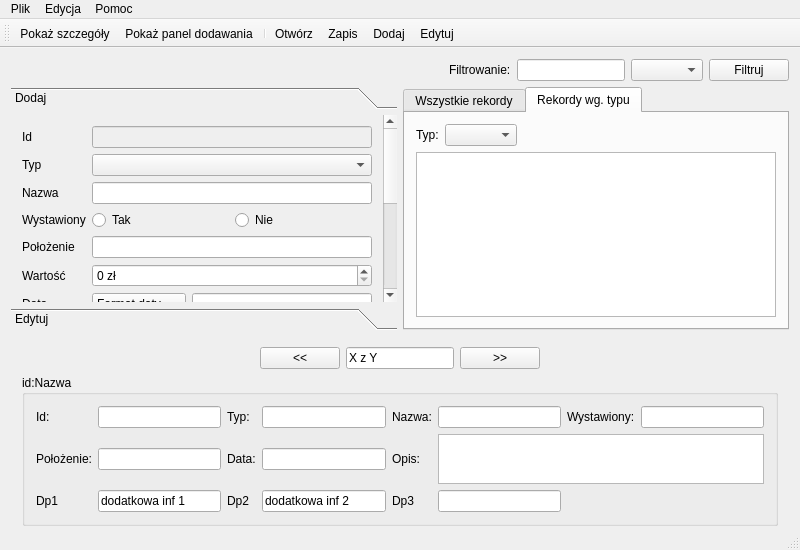
This is mainwindow.ui in bzyx/MuzeumGUI as Qt 5 draws it before an edit. The edited form follows.
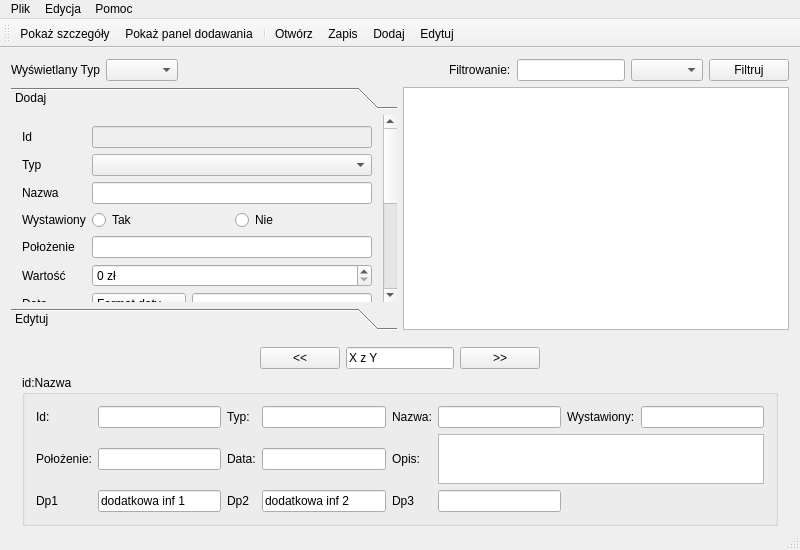
This is the edited form. The open tabs and pages were chosen to show the change. Icons and pictures are not drawn.

Commit message: Having first fun with Qt Model-View framework

```diff
--- a/mainwindow.ui
+++ b/mainwindow.ui
@@ -57,6 +57,16 @@
    <layout class="QVBoxLayout" name="verticalLayout_6">
     <item>
      <layout class="QHBoxLayout" name="horizontalLayout_6">
+      <item>
+       <widget class="QLabel" name="label">
+        <property name="text">
+         <string>Wyświetlany Typ</string>
+        </property>
+       </widget>
+      </item>
+      <item>
+       <widget class="QComboBox" name="comboBox"/>
+      </item>
       <item>
        <spacer name="horizontalSpacer_3">
         <property name="orientation">
@@ -556,74 +566,11 @@
        </widget>
       </item>
       <item>
-       <widget class="QTabWidget" name="tabWidget">
-        <property name="enabled">
-         <bool>true</bool>
-        </property>
-        <property name="focusPolicy">
-         <enum>Qt::NoFocus</enum>
-        </property>
-        <property name="tabPosition">
-         <enum>QTabWidget::North</enum>
-        </property>
-        <property name="tabShape">
-         <enum>QTabWidget::Rounded</enum>
-        </property>
-        <property name="currentIndex">
-         <number>0</number>
-        </property>
-        <widget class="QWidget" name="tab_2">
-         <attribute name="title">
-          <string>Wszystkie rekordy</string>
-         </attribute>
-         <layout class="QHBoxLayout" name="horizontalLayout_2">
-          <item>
-           <widget class="QColumnView" name="columnView"/>
-          </item>
-         </layout>
-        </widget>
-        <widget class="QWidget" name="tab">
-         <attribute name="title">
-          <string>Rekordy wg. typu</string>
-         </attribute>
-         <layout class="QHBoxLayout" name="horizontalLayout_4">
-          <item>
-           <layout class="QVBoxLayout" name="verticalLayout_2">
-            <item>
-             <layout class="QHBoxLayout" name="horizontalLayout_3">
-              <item>
-               <widget class="QLabel" name="label">
-                <property name="text">
-                 <string>Typ:</string>
-                </property>
-               </widget>
-              </item>
-              <item>
-               <widget class="QComboBox" name="comboBox"/>
-              </item>
-              <item>
-               <spacer name="horizontalSpacer">
-                <property name="orientation">
-                 <enum>Qt::Horizontal</enum>
-                </property>
-                <property name="sizeHint" stdset="0">
-                 <size>
-                  <width>40</width>
-                  <height>20</height>
-                 </size>
-                </property>
-               </spacer>
-              </item>
-             </layout>
-            </item>
-            <item>
-             <widget class="QTableView" name="tableView"/>
-            </item>
-           </layout>
-          </item>
-         </layout>
-        </widget>
-       </widget>
+       <layout class="QVBoxLayout" name="verticalLayout_2">
+        <item>
+         <widget class="QTableView" name="tableView"/>
+        </item>
+       </layout>
       </item>
      </layout>
     </item>
```
Left out of the diff: 7 changed lines with no effect on the pictures. The commit also changes 8 other files.
